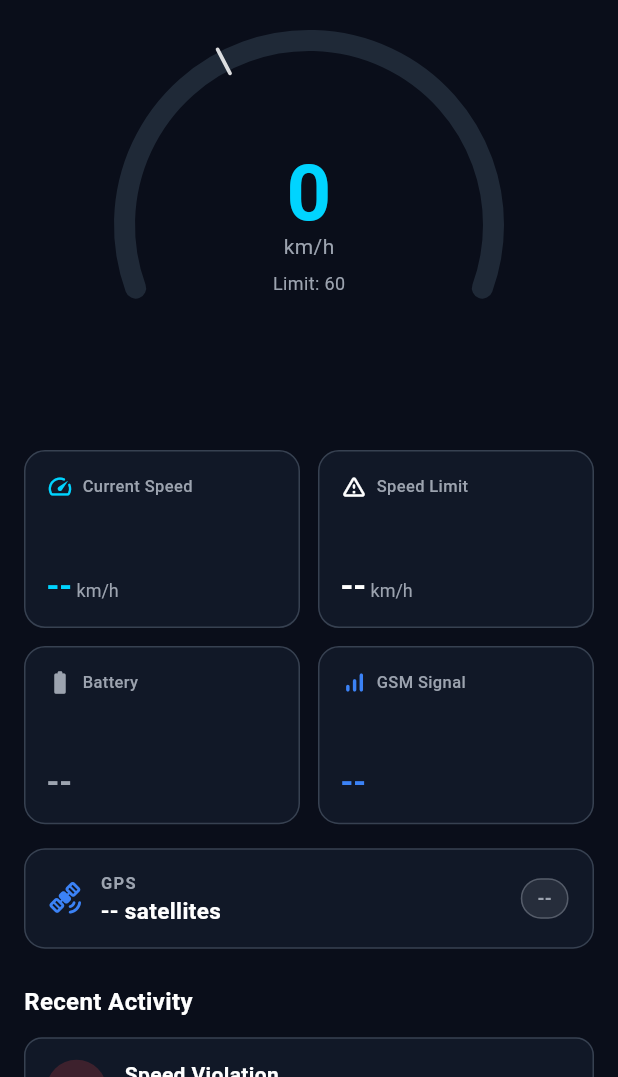
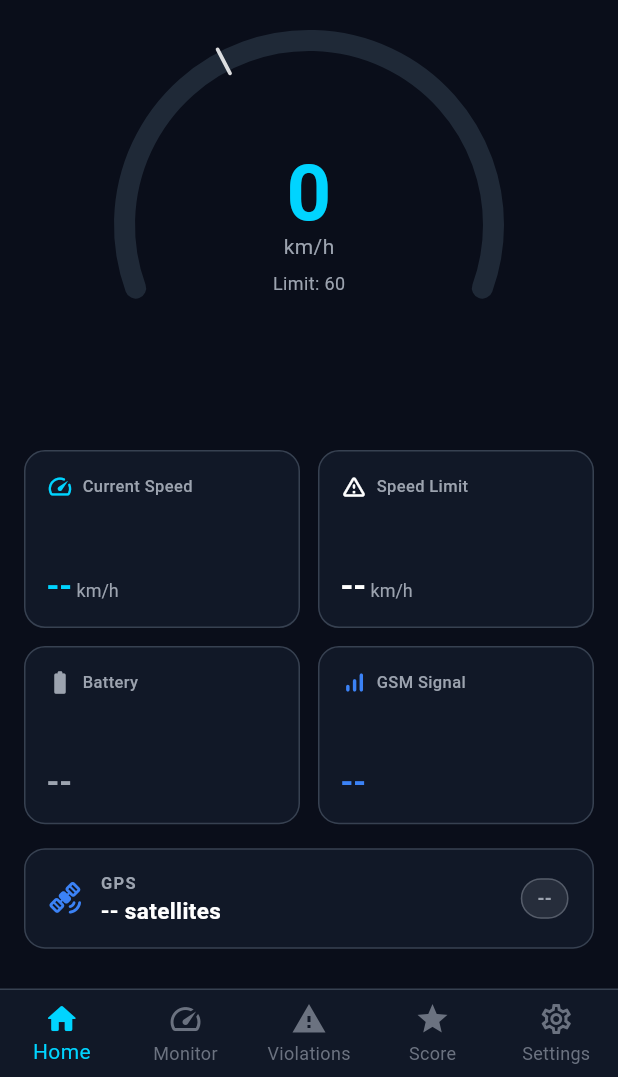
Before and after one commit to AbdelRahman-Madboly/Nazer-app, a Flutter app: the screen it shows after launch, on a phone screen of 412 x 824 dp, the part 159-1236 px from its top. Run offline on Flutter 3.47's test engine with Material 3 defaults, Android fonts, the phone set to English and light mode, and no system bars; our stand-ins replace flutter_blue_plus, go_router, hive, hive_flutter, permission_handler; accounts and stored records are empty; generated files the repository leaves out were written again; statements that could not run were skipped.

Commit message:
Init Hive, StorageService, NotificationService and wire violation callbacks

```diff
--- a/lib/main.dart
+++ b/lib/main.dart
@@ -1,72 +1,185 @@
-// lib/main.dart  (Phase 6B delta — show the wiring change only)
+// lib/main.dart
+// Phase 6D: Hive init + ViolationDataAdapter + NotificationService.
 //
-// Add this after creating providers in MultiProvider, to connect
-// DeviceProvider.onViolationReceived → ViolationsProvider.addViolation
-//
-// ─────────────────────────────────────────────────────────────────────
-// In your existing runApp / main():
-//
-//   final deviceProvider    = DeviceProvider();
-//   final violationsProvider = ViolationsProvider(StorageService());
-//
-//   // Wire violation events from BLE → storage/state
-//   deviceProvider.onViolationReceived = violationsProvider.addViolation;
-//
-//   runApp(
-//     MultiProvider(
-//       providers: [
-//         ChangeNotifierProvider.value(value: deviceProvider),
-//         ChangeNotifierProvider.value(value: violationsProvider),
-//         // … other providers
-//       ],
-//       child: const NazerApp(),
-//     ),
-//   );
-//
-// ─────────────────────────────────────────────────────────────────────
-// Then in your app's home screen (or wherever you want to auto-start
-// scanning on launch), call:
-//
-//   context.read<DeviceProvider>().startScan();
-//
-// This requests permissions then starts BLE scan automatically.
-// ─────────────────────────────────────────────────────────────────────
-
-// Full main.dart for reference:
+// Fixes vs original Phase 6D:
+//  1. PaymentMethodScreen route: removed unknown 'amount' param (screen only takes violationId).
+//     Pass id via query param as before; PaymentMethodScreen reads it from violationId.
+//  2. AppTheme.dark — called as AppTheme.dark() (it's a static method/getter returning
+//     ThemeData, not a ThemeData value itself). If it's a getter, call with no parens;
+//     if a method, call with (). Adjust below to match your app_theme.dart signature.
 
 import 'package:flutter/material.dart';
+import 'package:go_router/go_router.dart';
 import 'package:hive_flutter/hive_flutter.dart';
 import 'package:provider/provider.dart';
 
-import 'app.dart';
-import 'models/violation.dart';
 import 'providers/device_provider.dart';
 import 'providers/violations_provider.dart';
+import 'services/notification_service.dart';
 import 'services/storage_service.dart';
+import 'theme/app_theme.dart';
 
-void main() async {
+// ── Screens ───────────────────────────────────────────────────────────────────
+import 'screens/home_screen.dart';
+import 'screens/live_monitor_screen.dart';
+import 'screens/violations_list_screen.dart';
+import 'screens/violation_detail_screen.dart';
+import 'screens/driver_score_screen.dart';
+import 'screens/settings_screen.dart';
+import 'screens/payment_method_screen.dart';
+import 'screens/splash_screen.dart';
+
+Future<void> main() async {
   WidgetsFlutterBinding.ensureInitialized();
 
-  // Hive init
+  // ── Hive ────────────────────────────────────────────────────────────────────
   await Hive.initFlutter();
-  Hive.registerAdapter(ViolationDataAdapter());
-  await Hive.openBox<ViolationData>('violations');
+  await StorageService.init();
 
-  // Build providers
-  final storageService     = StorageService();
-  final deviceProvider     = DeviceProvider();
-  final violationsProvider = ViolationsProvider(storageService);
+  // ── Notifications ───────────────────────────────────────────────────────────
+  await NotificationService.instance.init();
 
-  // Wire violation stream: BLE event → ViolationsProvider
-  deviceProvider.onViolationReceived = violationsProvider.addViolation;
+  runApp(const NazerApp());
+}
 
-  runApp(
-    MultiProvider(
+// ── Router ────────────────────────────────────────────────────────────────────
+
+final _router = GoRouter(
+  initialLocation: '/splash',
+  routes: [
+    GoRoute(
+      path: '/splash',
+      builder: (_, __) => const SplashScreen(),
+    ),
+    ShellRoute(
+      builder: (context, state, child) => _MainShell(child: child),
+      routes: [
+        GoRoute(
+          path: '/home',
+          builder: (_, __) => const HomeScreen(),
+        ),
+        GoRoute(
+          path: '/monitor',
+          builder: (_, __) => const LiveMonitorScreen(),
+        ),
+        GoRoute(
+          path: '/violations',
+          builder: (_, __) => const ViolationsListScreen(),
+        ),
+        GoRoute(
+          path: '/violations/:id',
+          builder: (_, state) => ViolationDetailScreen(
+            violationId: state.pathParameters['id']!,
+          ),
+        ),
+        GoRoute(
+          path: '/score',
+          builder: (_, __) => const DriverScoreScreen(),
+        ),
+        GoRoute(
+          path: '/settings',
+          builder: (_, __) => const SettingsScreen(),
+        ),
+      ],
+    ),
+    GoRoute(
+      path: '/payment/method',
+      builder: (_, state) => PaymentMethodScreen(
+        // violationId is nullable — PaymentMethodScreen already declares it required.
+        // If the screen only accepts a non-null id, use the null-assert below.
+        // If it accepts null (e.g. for Pay All flow), change the field to String?.
+        violationId: state.uri.queryParameters['id'] ?? '',
+      ),
+    ),
+  ],
+);
+
+// ── App root ──────────────────────────────────────────────────────────────────
+
+class NazerApp extends StatelessWidget {
+  const NazerApp({super.key});
+
+  @override
+  Widget build(BuildContext context) {
+    final storageService = StorageService();
+    final violationsProvider = ViolationsProvider(storageService);
+    final deviceProvider = DeviceProvider();
+
+    // Wire violation callback: BLE → ViolationsProvider → Notification
+    violationsProvider.onViolationAdded =
+        NotificationService.instance.showViolationNotification;
+    deviceProvider.onViolationReceived = violationsProvider.addViolation;
+
+    return MultiProvider(
       providers: [
-        ChangeNotifierProvider.value(value: deviceProvider),
-        ChangeNotifierProvider.value(value: violationsProvider),
+        ChangeNotifierProvider<DeviceProvider>.value(value: deviceProvider),
+        ChangeNotifierProvider<ViolationsProvider>.value(
+            value: violationsProvider),
       ],
-      child: const NazerApp(),
-    ),
-  );
+      child: MaterialApp.router(
+        title: 'NAZER',
+        debugShowCheckedModeBanner: false,
+        theme: AppTheme.dark(),
+        routerConfig: _router,
+      ),
+    );
+  }
 }
+
+// ── Bottom nav shell ──────────────────────────────────────────────────────────
+
+class _MainShell extends StatelessWidget {
+  final Widget child;
+  const _MainShell({required this.child});
+
+  static const _tabs = [
+    _Tab('/home', Icons.home_rounded, Icons.home_outlined, 'Home'),
+    _Tab('/monitor', Icons.speed_rounded, Icons.speed_outlined, 'Monitor'),
+    _Tab('/violations', Icons.warning_rounded, Icons.warning_outlined,
+        'Violations'),
+    _Tab('/score', Icons.star_rounded, Icons.star_outlined, 'Score'),
+    _Tab('/settings', Icons.settings_rounded, Icons.settings_outlined,
+        'Settings'),
+  ];
+
+  @override
+  Widget build(BuildContext context) {
+    final location = GoRouterState.of(context).uri.path;
+    final currentIndex =
+        _tabs.indexWhere((t) => location.startsWith(t.path));
+
+    return Scaffold(
+      body: child,
+      bottomNavigationBar: Container(
+        decoration: BoxDecoration(
+          color: AppColors.bgCard,
+          border: Border(top: BorderSide(color: AppColors.border)),
+        ),
+        child: BottomNavigationBar(
+          currentIndex: currentIndex < 0 ? 0 : currentIndex,
+          onTap: (i) => context.go(_tabs[i].path),
+          backgroundColor: AppColors.bgCard,
+          selectedItemColor: AppColors.primary,
+          unselectedItemColor: AppColors.textMuted,
+          type: BottomNavigationBarType.fixed,
+          elevation: 0,
+          items: _tabs
+              .map((t) => BottomNavigationBarItem(
+                    icon: Icon(t.inactiveIcon),
+                    activeIcon: Icon(t.activeIcon),
+                    label: t.label,
+                  ))
+              .toList(),
+        ),
+      ),
+    );
+  }
+}
+
+class _Tab {
+  final String path;
+  final IconData activeIcon;
+  final IconData inactiveIcon;
+  final String label;
+  const _Tab(this.path, this.activeIcon, this.inactiveIcon, this.label);
+}
```
